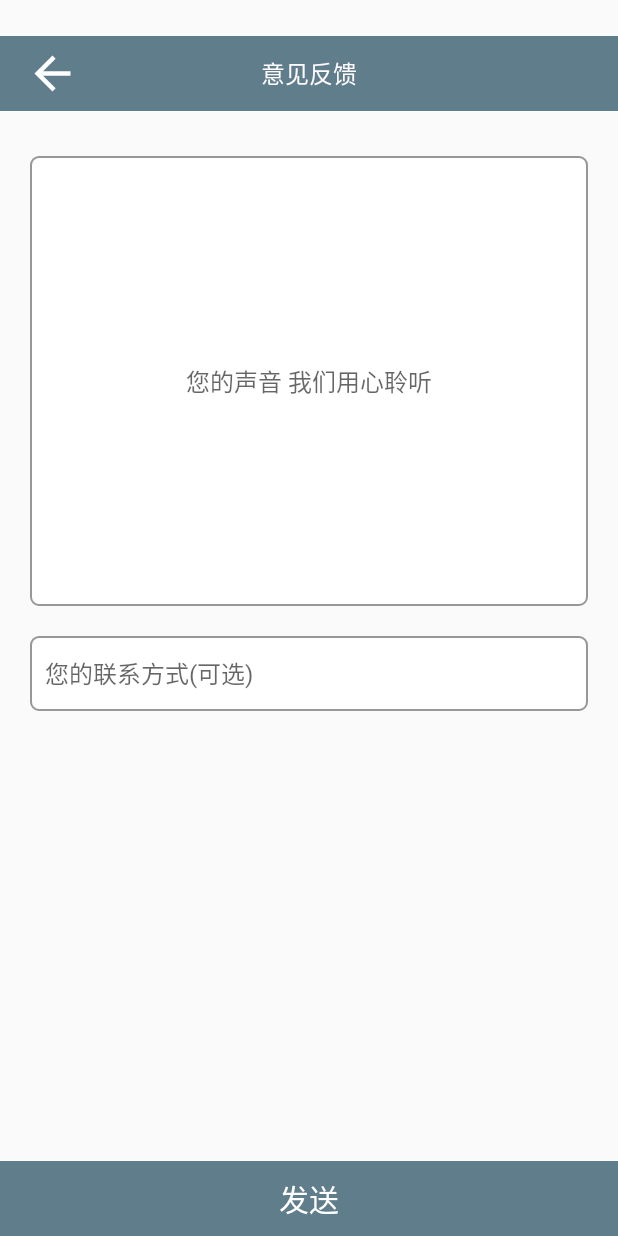
After one commit to kimonic/BigCity, an Android app: the FeedbackActivity screen opened directly, with no data from a screen before it, on a phone screen of 412 x 824 dp. The commit adds this screen. Run offline under Robolectric (Android 15) with nearby library versions, the phone set to English and light mode, and no system bars; our stand-ins replace ButterKnife; libraries missing offline, so code that uses them is left out: com.lzy.imagepicker.

```diff
--- a/app/build.gradle
+++ b/app/build.gradle
@@ -24,7 +24,7 @@ dependencies {
     androidTestCompile('com.android.support.test.espresso:espresso-core:2.2.2', {
         exclude group: 'com.android.support', module: 'support-annotations'
     })
-    compile 'com.android.support:appcompat-v7:25.+'
+    compile 'com.android.support:appcompat-v7: 25.3.1'
     compile 'com.android.support.constraint:constraint-layout:1.0.0-alpha9'
     testCompile 'junit:junit:4.12'
 
--- a/app/src/main/AndroidManifest.xml
+++ b/app/src/main/AndroidManifest.xml
@@ -28,6 +28,8 @@
         <activity android:name=".activity.LoginActivity"/>
         <!--注册activity-->
         <activity android:name=".activity.RegisterActivity"/>
+        <!--意见反馈activity-->
+        <activity android:name=".activity.FeedbackActivity"/>
         <!--预览界面activity-->
         <activity android:name=".activity.PreviewActivity">
             <intent-filter>
--- /dev/null
+++ b/app/src/main/java/com/bigcity/activity/FeedbackActivity.java
@@ -0,0 +1,72 @@
+package com.bigcity.activity;
+
+import android.os.Bundle;
+import android.view.View;
+import android.widget.LinearLayout;
+
+import com.bigcity.R;
+import com.bigcity.base.BaseActivity;
+import com.bigcity.ui.MTopBarView;
+import com.bigcity.utils.ScreenSizeUtils;
+
+import butterknife.BindView;
+import butterknife.ButterKnife;
+
+/**
+ * * ================================================
+ * name:            FeedbackActivity
+ * guide:
+ * author：          kimonik
+ * version：          1.0
+ * date：            2017/7/26
+ * description：意见反馈界面activity
+ * history：
+ * ===================================================
+ */
+
+public class FeedbackActivity extends BaseActivity {
+    @BindView(R.id.mtb_act_feedback)
+    MTopBarView mtbFeedback;
+
+    @Override
+    public int getLayoutResId() {
+        return R.layout.act_feedback;
+    }
+
+    @Override
+    public void onClick(View v) {
+
+    }
+
+    @Override
+    public void initDataFromIntent() {
+
+    }
+
+    @Override
+    public void initView() {
+
+
+        /**设置沉浸式状态栏*/
+        LinearLayout.LayoutParams params = (LinearLayout.LayoutParams) mtbFeedback.getLayoutParams();
+        params.setMargins(0, ScreenSizeUtils.getStatusHeight(this), 0, 0);
+        mtbFeedback.setLayoutParams(params);
+    }
+
+    @Override
+    public void initListener() {
+
+    }
+
+    @Override
+    public void initDataFromInternet() {
+
+    }
+
+    @Override
+    public void LoadInternetDataToUi() {
+
+    }
+
+
+}
--- a/app/src/main/java/com/bigcity/activity/PreviewActivity.java
+++ b/app/src/main/java/com/bigcity/activity/PreviewActivity.java
@@ -57,6 +57,7 @@ public class PreviewActivity extends BaseActivity {
                 openActivity(RegisterActivity.class);
                 break;
             case R.id.bt_act_preview2:
+                openActivity(FeedbackActivity.class);
                 break;
             case R.id.bt_act_preview3:
                 break;
--- /dev/null
+++ b/app/src/main/res/drawable/ic_arrowback.xml
@@ -0,0 +1,11 @@
+<vector xmlns:android="http://schemas.android.com/apk/res/android"
+        android:width="60dp"
+        android:height="60dp"
+        android:viewportWidth="60.0"
+        android:viewportHeight="60.0">
+    <path
+        android:pathData="M17.4,27l16.8,-16.8l-4.2,-4.2l-24,24l24,24l4.2,-4.2l-16.8,-16.8l36.6,0l0,-6z"
+        android:strokeColor="#00000000"
+        android:fillColor="#FFFFFF"
+        android:strokeWidth="1"/>
+</vector>
--- /dev/null
+++ b/app/src/main/res/drawable/xshape_rounrect_grayborder.xml
@@ -0,0 +1,15 @@
+<?xml version="1.0" encoding="utf-8"?>
+
+
+<shape xmlns:android="http://schemas.android.com/apk/res/android"
+    android:shape="rectangle" >
+
+    <corners
+        android:radius="5dp"
+        />
+    <gradient android:startColor="#FFFFFF"
+        android:endColor="#FFFFFF"/>
+    <stroke
+        android:width="1dp"
+        android:color="#979797" />
+</shape>
--- /dev/null
+++ b/app/src/main/res/layout/act_feedback.xml
@@ -0,0 +1,62 @@
+<?xml version="1.0" encoding="utf-8"?>
+<LinearLayout
+    xmlns:android="http://schemas.android.com/apk/res/android"
+    xmlns:app="http://schemas.android.com/apk/res-auto"
+    android:layout_width="match_parent"
+    android:layout_height="match_parent"
+    android:orientation="vertical">
+    <com.bigcity.ui.MTopBarView
+        android:id="@+id/mtb_act_feedback"
+        android:layout_width="match_parent"
+        android:layout_height="50dp"
+        android:background="@color/themeColor"
+        app:centerText="@string/act_feedback_title"
+        app:leftImage="@drawable/ic_arrowback"/>
+    <EditText
+        android:layout_width="match_parent"
+        android:layout_height="300dp"
+        android:layout_marginTop="30dp"
+        android:textSize="16sp"
+        android:textColor="@color/act_feedback_tvcolor"
+        android:gravity="center"
+        android:hint="@string/act_feedback_tvhint"
+        android:background="@drawable/xshape_rounrect_grayborder"
+        android:layout_marginLeft="20dp"
+        android:layout_marginRight="20dp"  />
+
+
+    <EditText
+        android:layout_width="match_parent"
+        android:layout_height="50dp"
+        android:textSize="16sp"
+        android:layout_marginTop="20dp"
+        android:textColor="@color/act_feedback_tvcolor"
+        android:hint="@string/act_feedback_tvhint1"
+        android:gravity="center_vertical"
+        android:layout_marginLeft="20dp"
+        android:layout_marginRight="20dp"
+        android:paddingLeft="10dp"
+        android:paddingStart="10dp"
+        android:paddingEnd="5dp"
+        android:paddingRight="5dp"
+        android:background="@drawable/xshape_rounrect_grayborder"
+        />
+    <TextView
+        android:layout_width="match_parent"
+        android:layout_height="0dp"
+        android:layout_weight="1"
+        />
+
+    <TextView
+        android:layout_width="match_parent"
+        android:layout_height="50dp"
+        android:layout_gravity="bottom"
+        android:background="@color/themeColor"
+        android:text="@string/act_feedback_send"
+        android:textSize="20sp"
+        android:textColor="@color/act_login_textcolor"
+        android:gravity="center"
+        />
+
+
+</LinearLayout>
--- a/app/src/main/res/layout/act_preview.xml
+++ b/app/src/main/res/layout/act_preview.xml
@@ -26,7 +26,7 @@
         android:layout_width="match_parent"
         android:layout_height="wrap_content"
         android:layout_marginTop="5dp"
-        android:text="@string/act_login_forgetpassword"
+        android:text="意见反馈"
         android:textSize="16sp" />
 
     <Button
--- a/app/src/main/res/layout/view_mtopbar.xml
+++ b/app/src/main/res/layout/view_mtopbar.xml
@@ -1,8 +1,14 @@
 <?xml version="1.0" encoding="utf-8"?>
-<LinearLayout xmlns:android="http://schemas.android.com/apk/res/android"
+<FrameLayout xmlns:android="http://schemas.android.com/apk/res/android"
     android:layout_width="match_parent"
     android:layout_height="match_parent"
-    android:orientation="horizontal">
+    >
+    <LinearLayout
+        android:layout_width="match_parent"
+        android:layout_height="match_parent"
+        android:orientation="horizontal"
+        android:gravity="start|center_vertical"
+        >
         <TextView
             android:layout_width="30dp"
             android:layout_height="30dp"
@@ -10,22 +16,38 @@
             android:layout_marginStart="20dp"
             android:id="@+id/tv_mtopbar_left"
             />
+    </LinearLayout>
+    <LinearLayout
+        android:layout_width="match_parent"
+        android:layout_height="match_parent"
+        android:orientation="horizontal"
+        android:gravity="center"
+        >
         <TextView
-        android:layout_width="0dp"
+            android:layout_width="wrap_content"
             android:layout_height="match_parent"
             android:textSize="16sp"
-        android:layout_weight="1"
             android:gravity="center"
             android:textColor="@color/themeTextColor"
             android:text="@string/homepage"
             android:id="@+id/tv_mtopbar_center"
             />
+
+    </LinearLayout>
+
+    <LinearLayout
+        android:layout_width="match_parent"
+        android:layout_height="match_parent"
+        android:gravity="end"
+        android:orientation="horizontal">
+
         <TextView
+            android:id="@+id/tv_mtopbar_right"
             android:layout_width="wrap_content"
             android:layout_height="match_parent"
-        android:id="@+id/tv_mtopbar_right"
-        android:layout_marginRight="20dp"
-        android:layout_marginEnd="20dp"/>
+            android:layout_marginEnd="20dp"
+            android:layout_marginRight="20dp" />
+    </LinearLayout>
 
 
-</LinearLayout>
+</FrameLayout>
--- a/app/src/main/res/values/colors.xml
+++ b/app/src/main/res/values/colors.xml
@@ -27,4 +27,5 @@
     <color name="act_register_tvcolor2">#42423A</color>
     <color name="act_login_etwhite">#FFFFFF</color>
     <color name="act_login_tvlogin">#455A64</color>
+    <color name="act_feedback_tvcolor">#999999</color>
 </resources>
--- a/app/src/main/res/values/strings.xml
+++ b/app/src/main/res/values/strings.xml
@@ -68,6 +68,10 @@
     <string name="act_login_registernow">立即注册</string>
     <string name="act_register_usernamehint">请设置用户名</string>
     <string name="act_register_loginnow">立即登陆</string>
+    <string name="act_feedback_tvhint">您的声音 我们用心聆听</string>
+    <string name="act_feedback_tvhint1">您的联系方式(可选)</string>
+    <string name="act_feedback_send">发送</string>
+    <string name="act_feedback_title">意见反馈</string>
 
 
 </resources>
```
Lines whose indentation alone changed are shown as unchanged.
